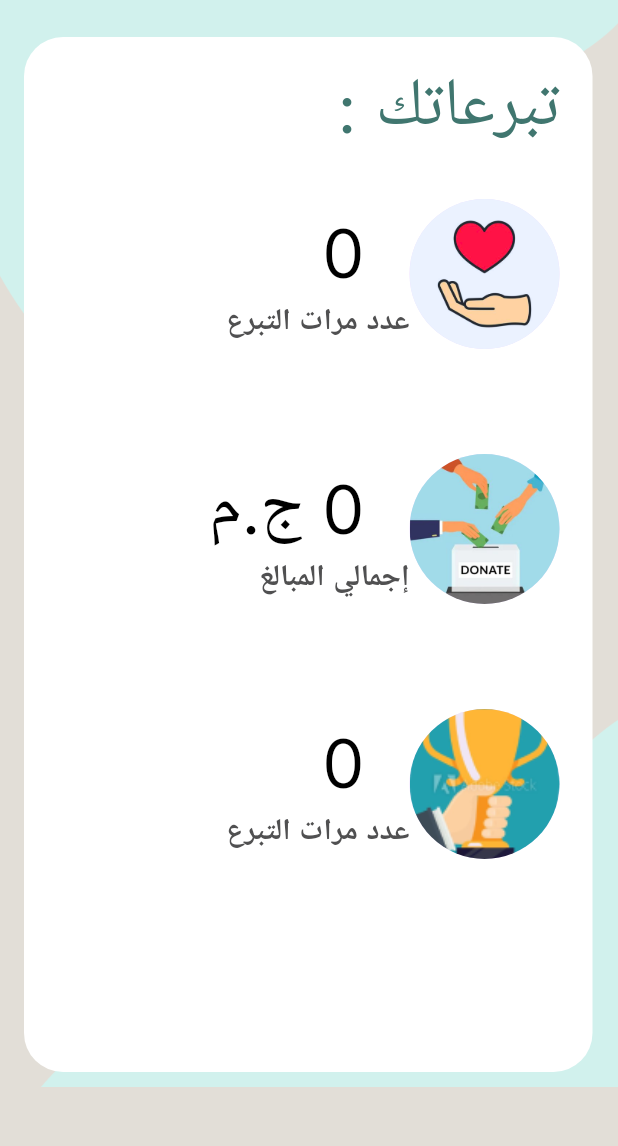
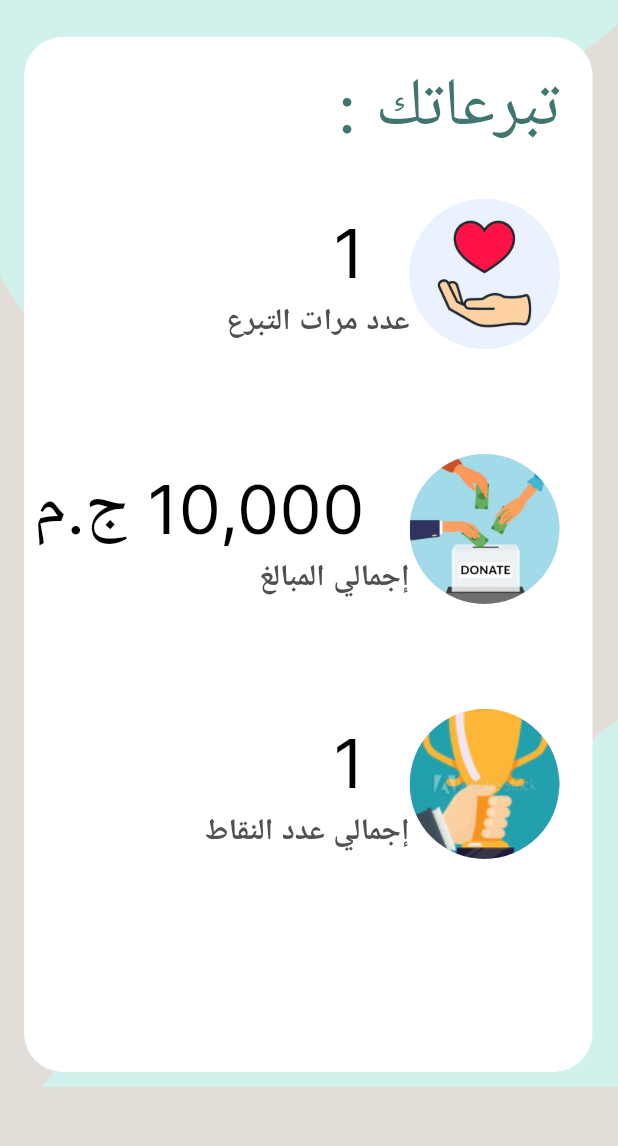
Before and after one commit to mohammedashraf16/Heartfelt_Hands, a Flutter app: the StatisticsView screen opened directly, on a phone screen of 412 x 824 dp, the part 83-1229 px from its top. Run offline on Flutter 3.47's test engine with Material 3 defaults, Android fonts, the phone set to English and light mode, and no system bars; our stand-ins replace animated_splash_screen, convex_bottom_bar, firebase_auth, firebase_core, flutter_bloc, flutter_styled_toast and 4 more; accounts and stored records are empty.

Commit message:
Add Counter Cubit And Refactoring On Code

```diff
--- /dev/null
+++ b/lib/features/auth/presentation/counter_cubit/counter_cubit.dart
@@ -0,0 +1,9 @@
+
+import 'package:flutter_bloc/flutter_bloc.dart';
+
+part 'counter_state.dart';
+
+class CounterCubit extends Cubit<int> {
+  CounterCubit() : super(0);
+  void increment()=> emit(state+1);
+}
--- /dev/null
+++ b/lib/features/auth/presentation/counter_cubit/counter_state.dart
@@ -0,0 +1,5 @@
+part of 'counter_cubit.dart';
+
+sealed class CounterState {}
+
+final class CounterInitial extends CounterState {}
--- a/lib/features/contribution/presentation/widgets/custom_container_payment_card_widget.dart
+++ b/lib/features/contribution/presentation/widgets/custom_container_payment_card_widget.dart
@@ -33,7 +33,12 @@ class CustomContainerPaymentMethod extends StatelessWidget {
                 style: CustomTextStyles.interBoldStyle24,
               ),
               const SizedBox(height: 10),
+
+
+              // Custom Circle Avatar
               const CustomRowCard(),
+
+
               const SizedBox(
                 height: 50,
               ),
--- a/lib/features/donationNow/presentation/widgets/donation_now_view_body.dart
+++ b/lib/features/donationNow/presentation/widgets/donation_now_view_body.dart
@@ -33,7 +33,7 @@ class DonationNowViewBody extends StatelessWidget {
         SliverToBoxAdapter(
           child: CustomTextFormFieldWidget(
             color: const Color(0xffE7E7E7),
-            label: AppStrings.start,
+            label: AppStrings.upLoadPhoto,
             iconButton: null,
             suffixIcon: IconButton(
               onPressed: () {},
--- a/lib/features/donationNow/presentation/widgets/order_receipt_details_view_body.dart
+++ b/lib/features/donationNow/presentation/widgets/order_receipt_details_view_body.dart
@@ -1,6 +1,8 @@
 import 'package:flutter/cupertino.dart';
 import 'package:flutter/material.dart';
 import 'package:flutter/widgets.dart';
+import 'package:flutter_bloc/flutter_bloc.dart';
+import 'package:heartfelt_hands/features/auth/presentation/counter_cubit/counter_cubit.dart';
 import 'package:heartfelt_hands/features/auth/presentation/sign_up/widgets/custom_sign_up_screen.dart';
 import 'package:heartfelt_hands/features/auth/presentation/sign_up/widgets/custom_text_form_field.dart';
 import 'package:heartfelt_hands/features/donationNow/presentation/widgets/custom_cntainer_location.dart';
@@ -56,7 +58,9 @@ class OrderReceiptDetailsViewBody extends StatelessWidget {
            const SliverToBoxAdapter(child: CustomTextFormFieldWidget(iconButton: null,label: AppStrings.phoneNumber)),
            const SliverToBoxAdapter(child: CustomTextFormFieldWidget(iconButton: null,label: AppStrings.descriptionOfAddress,maxLines: 5)),
            SliverToBoxAdapter(child: CustomButtonSignUpScreen(onTap: (){
-             Navigator.push(context, PageTransition(child: const SuccessDonationView(), type: PageTransitionType.fade,duration: const Duration(seconds: 1)),);
+             Navigator.push(context, PageTransition(child: const SuccessDonationView(), type: PageTransitionType.fade,duration: const Duration(seconds: 1)),).then((value) => (value) {
+               BlocProvider.of<CounterCubit>(context).increment();
+             });
            },text: AppStrings.confirmOrder,color: null,),)
         ],
       ),
--- a/lib/features/statistics/presentation/views/statistics_view.dart
+++ b/lib/features/statistics/presentation/views/statistics_view.dart
@@ -1,4 +1,6 @@
 import 'package:flutter/material.dart';
+import 'package:flutter_bloc/flutter_bloc.dart';
+import 'package:heartfelt_hands/features/auth/presentation/counter_cubit/counter_cubit.dart';
 import 'package:heartfelt_hands/features/statistics/presentation/widgets/custom_statistics_view_body.dart';
 import 'package:heartfelt_hands/utils/app_colors.dart';
 
@@ -7,10 +9,13 @@ class StatisticsView extends StatelessWidget {
 
   @override
   Widget build(BuildContext context) {
-    return  SafeArea(
-      child: Scaffold(
-        backgroundColor: AppColors.kBackgroundColor,
-        body: const CustomStatisticsViewBody(),
+    return SafeArea(
+      child: BlocProvider(
+        create: (context) => CounterCubit(),
+        child: Scaffold(
+          backgroundColor: AppColors.kBackgroundColor,
+          body: const CustomStatisticsViewBody(),
+        ),
       ),
     );
   }
--- a/lib/features/statistics/presentation/widgets/custom_container_statistics_view.dart
+++ b/lib/features/statistics/presentation/widgets/custom_container_statistics_view.dart
@@ -46,7 +46,7 @@ class CustomContainerStatisticsView extends StatelessWidget {
               const SizedBox(height: 70),
               const CustomTextAndCircleAvatar(
                 image: Assets.imageEllipse36,
-                subTitle: AppStrings.numberOfTimeDonation,
+                subTitle: AppStrings.totalNumberOfPoints,
                 number: AppStrings.numberOfDonation,
               ),
             ],
--- a/lib/features/statistics/presentation/widgets/custom_text_and_circle_avatar.dart
+++ b/lib/features/statistics/presentation/widgets/custom_text_and_circle_avatar.dart
@@ -1,4 +1,6 @@
 import 'package:flutter/material.dart';
+import 'package:flutter_bloc/flutter_bloc.dart';
+import 'package:heartfelt_hands/features/auth/presentation/counter_cubit/counter_cubit.dart';
 import 'package:heartfelt_hands/utils/app_text_style.dart';
 
 class CustomTextAndCircleAvatar extends StatelessWidget {
@@ -14,6 +16,7 @@ class CustomTextAndCircleAvatar extends StatelessWidget {
 
   @override
   Widget build(BuildContext context) {
+    return BlocBuilder<CounterCubit,int>(builder: (context, state) {
       return Row(
         children: [
           CircleAvatar(
@@ -30,7 +33,9 @@ class CustomTextAndCircleAvatar extends StatelessWidget {
               Text(subTitle, style: CustomTextStyles.inter800Style20),
             ],
           )
-      ],
+        ]);
+    },
+
     );
   }
 }
--- a/lib/utils/app_strings.dart
+++ b/lib/utils/app_strings.dart
@@ -44,10 +44,10 @@ abstract class AppStrings {
       termsAndCondition = "اوافق على سياسة الخصوصية",
       statistics = "إحصائيات",
       yourDonations = "تبرعاتك :",
-      numberOfDonation = "0",
+      numberOfDonation = "1",
       numberOfTimeDonation = "عدد مرات التبرع",
       totalAmounts = "إجمالي المبالغ",
-      theAmount = "0 ج.م",
+      theAmount = "10,000 ج.م",
       totalNumberOfPoints = "إجمالي عدد النقاط",
       payment = "الدفع",
       cvc = "CVC",
```
Also changed, not shown: lib/features/auth/presentation/auth_cubit/auth_cubit.dart (+12 -1 lines), lib/features/auth/presentation/sign_up/widgets/custom_text_form_field.dart (line endings or trailing spaces), pubspec.lock. Lines whose indentation alone changed are shown as unchanged.
